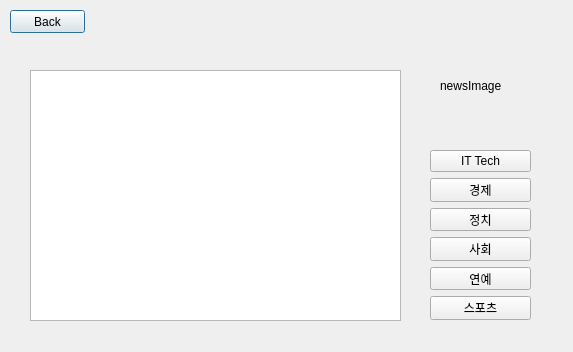
preferKim/Embedded_Team1, file Team_GUI/Main/Task/task_news.ui: the form before one commit.
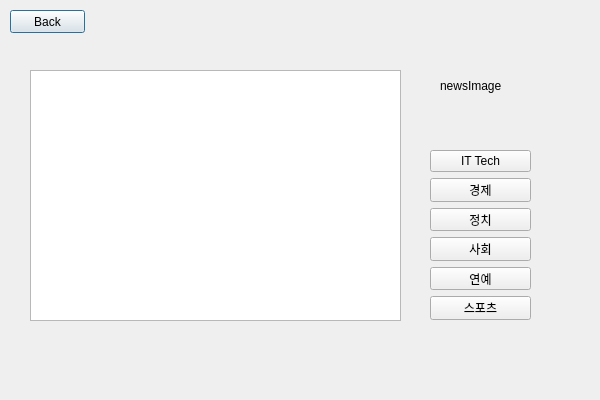
The form after the commit.

The edit to the form file:
```diff
--- a/Team_GUI/Main/Task/task_news.ui
+++ b/Team_GUI/Main/Task/task_news.ui
@@ -6,8 +6,8 @@
    <rect>
     <x>0</x>
     <y>0</y>
-    <width>573</width>
-    <height>352</height>
+    <width>600</width>
+    <height>400</height>
    </rect>
   </property>
   <property name="windowTitle">
```
